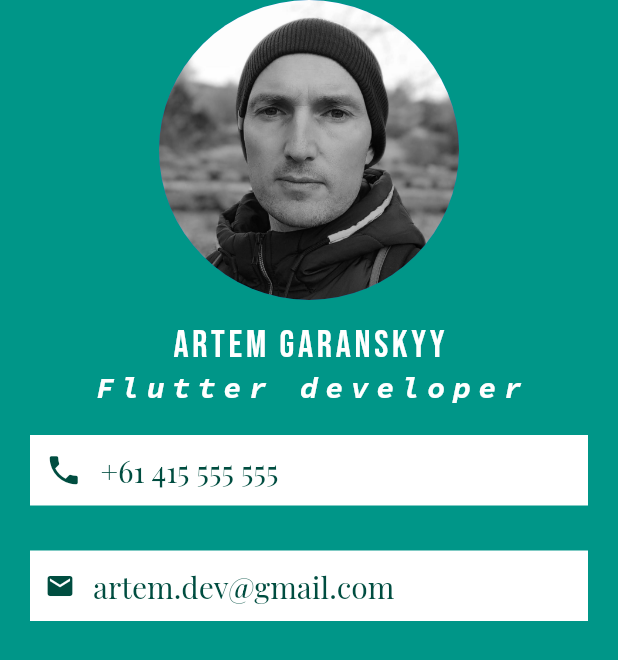
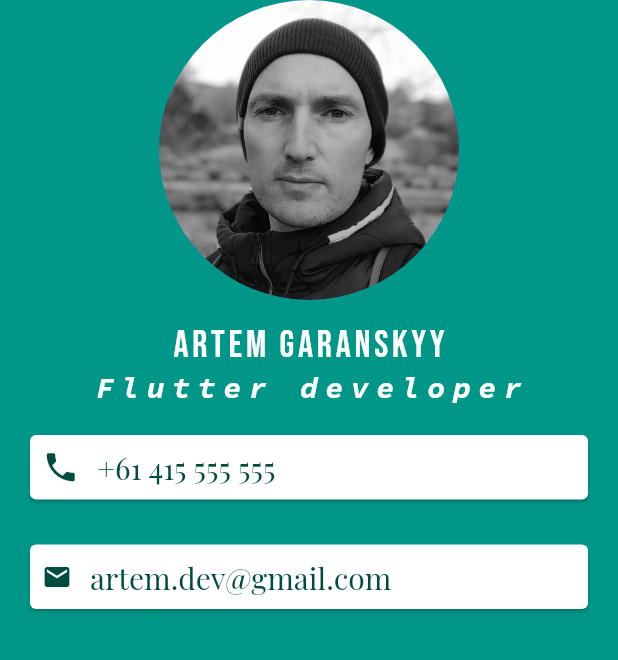
Before and after one commit to gartservice/cv_flutter, a Flutter app: the screen it shows after launch, on a phone screen of 412 x 824 dp. Shown: the top 660 px of the screen. Run offline on Flutter 3.47's test engine with Material 2 defaults, Android fonts, the phone set to English and light mode, and no system bars.

Commit message:
Container widget changed to card widget

```diff
--- a/lib/main.dart
+++ b/lib/main.dart
@@ -39,11 +39,12 @@ class MyApp extends StatelessWidget {
                   letterSpacing: 5,
                 ),
               ),
-              Container(
-                  padding: EdgeInsets.all(10.0),
+              Card(
                   color: Colors.white,
                   margin:
                       EdgeInsets.symmetric(horizontal: 20.0, vertical: 20.0),
+                  child: Padding(
+                    padding: const EdgeInsets.all(8.0),
                     child: Row(
                       children: [
                         Icon(
@@ -63,11 +64,13 @@ class MyApp extends StatelessWidget {
                           ),
                         ),
                       ],
+                    ),
                   )),
-              Container(
-                padding: EdgeInsets.all(10),
+              Card(
                 margin: EdgeInsets.symmetric(vertical: 10, horizontal: 20),
                 color: Colors.white,
+              child: Padding(
+                padding: const EdgeInsets.all(8.0),
                 child: Row(
 
                   children: [
@@ -82,6 +85,7 @@ class MyApp extends StatelessWidget {
                     ),
                   ],
                 ),
+              ),
 
 
                   ),
```
Lines whose indentation alone changed are shown as unchanged.
